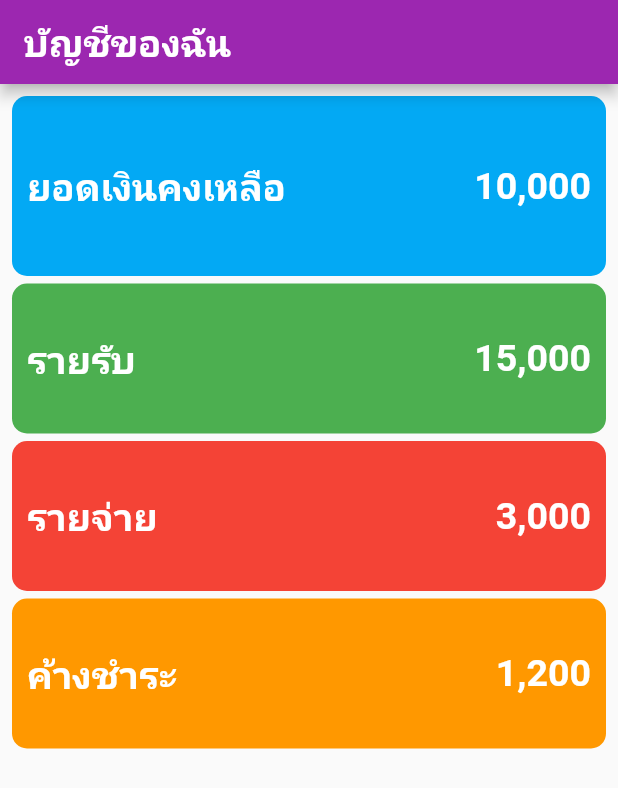
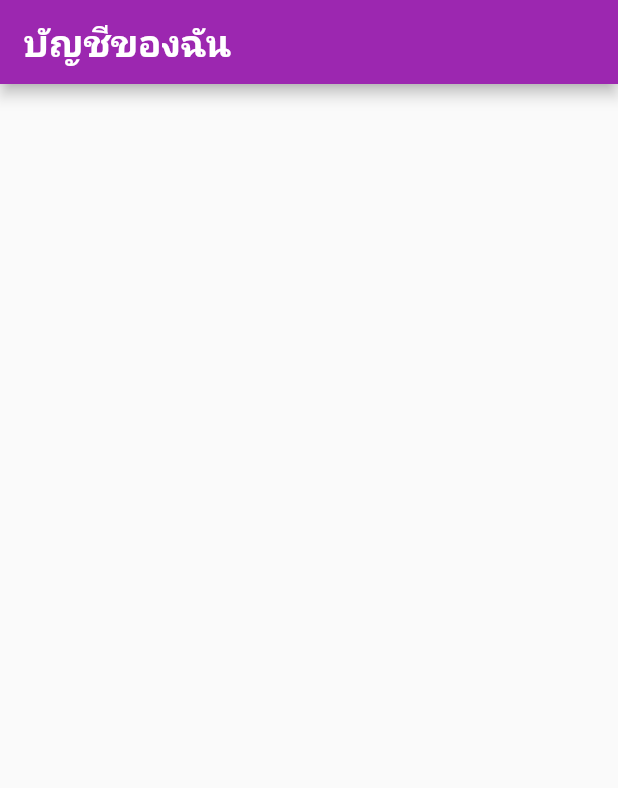
Before and after one commit to customiz/basic-flutter, a Flutter app: the screen it shows after launch, on a phone screen of 412 x 824 dp. Shown: the top 788 px of the screen. Run offline on Flutter 3.47's test engine with Material 2 defaults, Android fonts, the phone set to English and light mode, and no system bars.

Commit message:
widgetต้นแบบv2

```diff
--- a/lib/main.dart
+++ b/lib/main.dart
@@ -1,5 +1,5 @@
 // ignore_for_file: prefer_const_constructors
-import 'package:basicflutter/MoneyBox.dart';
+
 import 'package:flutter/material.dart';
 
 void main() {
@@ -30,6 +30,11 @@ class MyHomePage extends StatefulWidget {
 
 class _MyHomePageState extends State<MyHomePage> {
   @override
+  void initState() {
+    super.initState();
+  }
+
+  @override
   Widget build(BuildContext context) {
     return Scaffold(
         appBar: AppBar(
@@ -39,25 +44,6 @@ class _MyHomePageState extends State<MyHomePage> {
                   color: Colors.white,
                   fontWeight: FontWeight.bold)),
         ),
-        body: Padding(
-          padding: const EdgeInsets.all(8.0),
-          child: Column(
-            children: [
-              MoneyBox("ยอดเงินคงเหลือ", 10000, Colors.lightBlue, 120),
-              SizedBox(
-                height: 5,
-              ),
-              MoneyBox("รายรับ", 15000, Colors.green, 100),
-              SizedBox(
-                height: 5,
-              ),
-              MoneyBox("รายจ่าย", 3000, Colors.red, 100),
-              SizedBox(
-                height: 5,
-              ),
-              MoneyBox("ค้างชำระ", 1200, Colors.orange, 100),
-            ],
-          ),
-        ));
+        body: Container());
   }
 }
```
